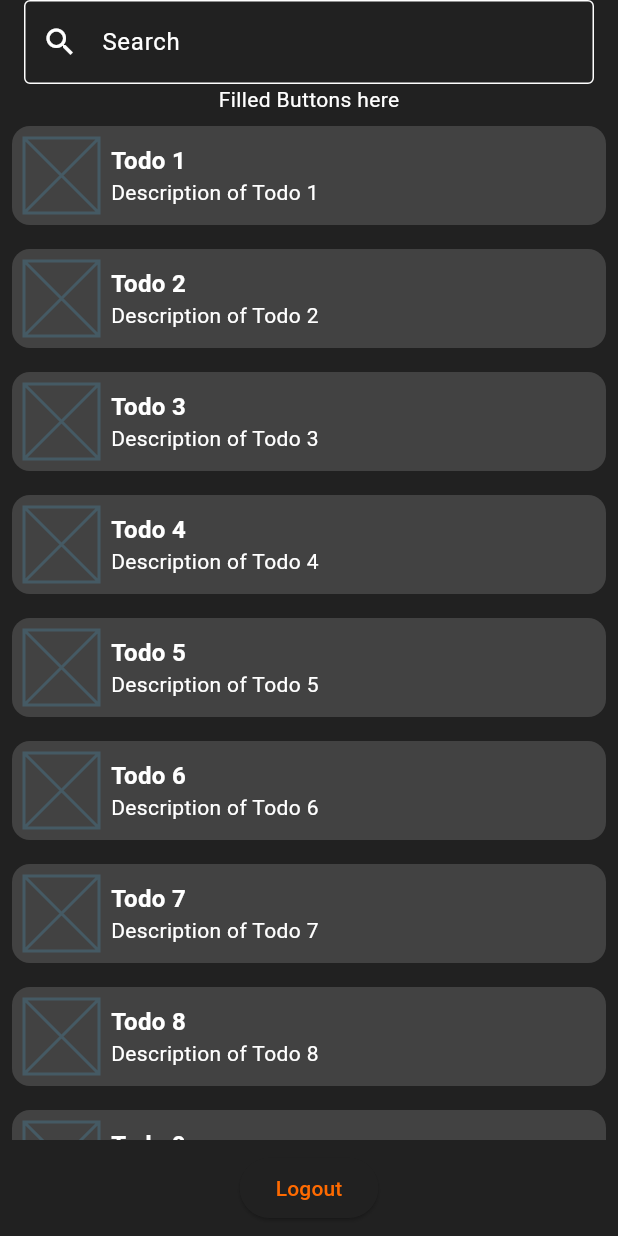
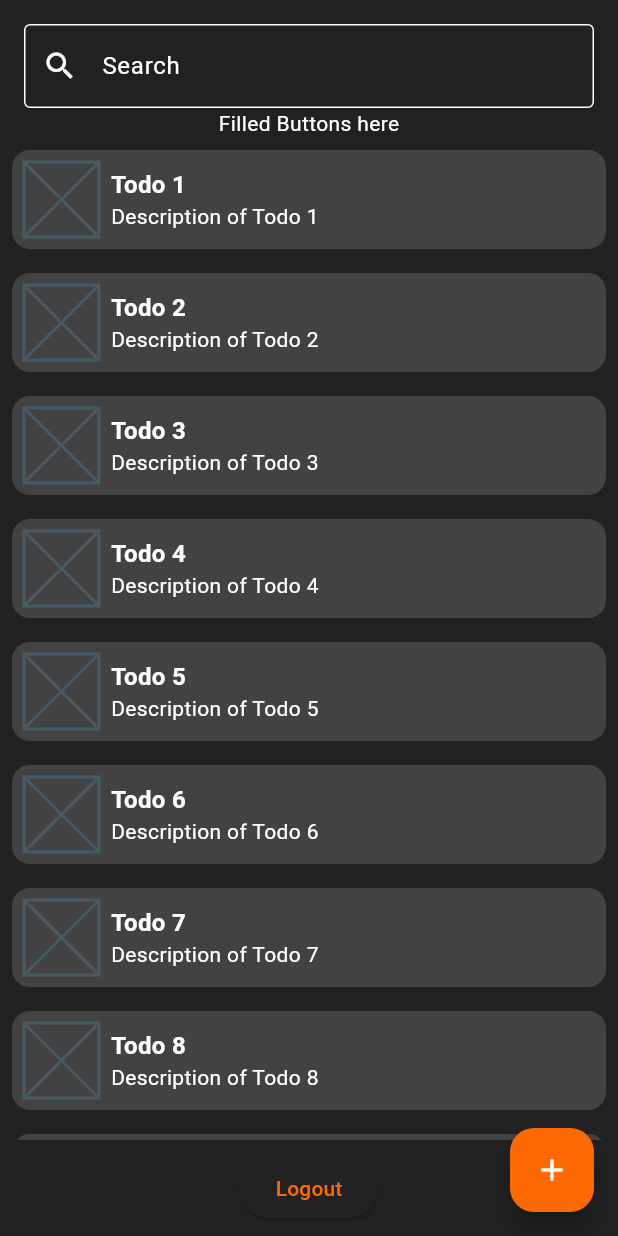
Before and after one commit to RubberDuckCrew/gitdone, a Flutter app: the Homeview screen opened directly, on a phone screen of 412 x 824 dp. Run offline on Flutter 3.47's test engine with Material 3 defaults, Android fonts, the phone set to English and light mode, and no system bars; our stand-ins replace flutter_secure_storage, flutter_svg, package_info_plus, shared_preferences; missing offline and left inert: github_flutter; accounts and stored records are empty.

Commit message:
:sparkles: Add floating action button

```diff
--- a/lib/ui/home/home_view.dart
+++ b/lib/ui/home/home_view.dart
@@ -28,7 +28,10 @@ class _HomeviewState extends State<Homeview> {
 
   @override
   Widget build(BuildContext context) {
-    return Column(
+    return Scaffold(
+      body: Padding(
+        padding: const EdgeInsets.only(top: 16),
+        child: Column(
           children: [
             Padding(
               padding: const EdgeInsets.symmetric(horizontal: 16),
@@ -66,9 +69,19 @@ class _HomeviewState extends State<Homeview> {
             ),
             Padding(
               padding: const EdgeInsets.all(8.0),
-          child: ElevatedButton(onPressed: logout, child: const Text("Logout")),
+              child: ElevatedButton(
+                onPressed: logout,
+                child: const Text("Logout"),
+              ),
             ),
           ],
+        ),
+      ),
+      floatingActionButton: FloatingActionButton(
+        onPressed: () {},
+        child: Icon(Icons.add),
+      ),
+      floatingActionButtonLocation: FloatingActionButtonLocation.endFloat,
     );
   }
 }
```
Lines whose indentation alone changed are shown as unchanged.
